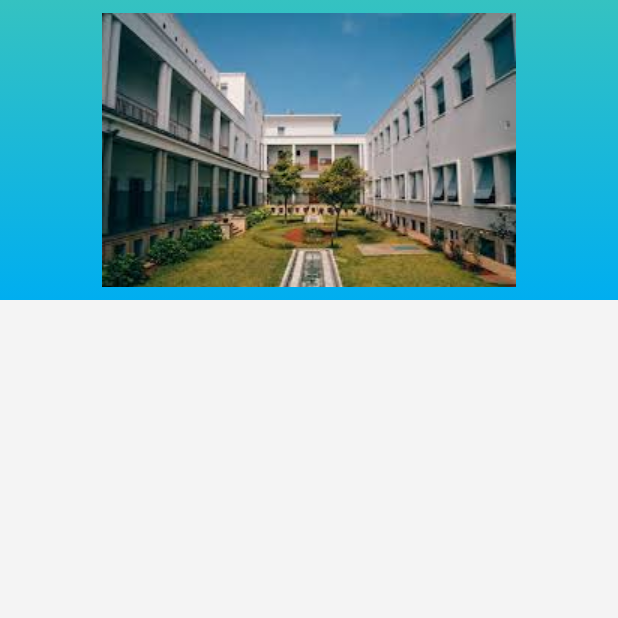
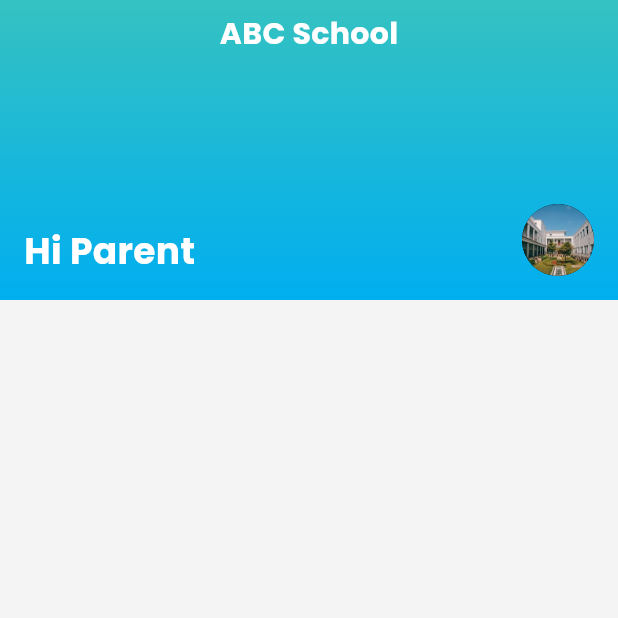
Before and after one commit to aswin-labs/AcadObs-Frontend, a Flutter app: the HomeScreen screen opened directly, on a phone screen of 412 x 824 dp, the top half of it. Run offline on Flutter 3.47's test engine with Material 3 defaults, Android fonts, the phone set to English and light mode, and no system bars; our stand-ins replace cached_network_image, dio, file_picker, flutter_image_compress, go_router, google_fonts and 6 more; network calls fail.

```diff
--- a/lib/features/parents/presentation/home_screen.dart
+++ b/lib/features/parents/presentation/home_screen.dart
@@ -6,7 +6,8 @@ class HomeScreen extends StatelessWidget {
   @override
   Widget build(BuildContext context) {
     return  Scaffold(
-      body: Column(
+      body: SingleChildScrollView(
+        child: Column(
           children: [
             Stack(
               children: [
@@ -19,12 +20,44 @@ class HomeScreen extends StatelessWidget {
                         end: Alignment.bottomCenter
                     )
                   ),
-                child: Image.asset("assets/school.jpg"),
-                )
+                  child: Align(
+                    alignment: Alignment.topCenter,
+                    child: Padding(
+                      padding: const EdgeInsets.all(8.0),
+                      child: Column(
+                        children: [
+                          Text("ABC School",style: TextStyle(
+                            color: Colors.white,
+                            fontSize: 20,
+                            fontWeight: FontWeight.bold,
+                          ),)
+                          // Image.asset("assets/school.jpg"),
+                        ],
+                      ),
+                    ),
+                  ),
+                  ),
+                  Positioned(
+                    left: 16,
+                    bottom: 16,
+                    child: Text("Hi Parent",style: TextStyle(
+                    fontWeight: FontWeight.bold,
+                    fontSize: 24,
+                    color: Colors.white,
+                  ),)),
+                  Positioned(
+                    // top: 16,
+                    right: 16,
+                    bottom: 16,
+                    child: CircleAvatar(
+                      radius: 24,
+                      backgroundImage: AssetImage("assets/school.jpg"),
+                  ))
               ],
             )
           ],
         ),
+      ),
     );
   }
 }
--- a/lib/shared/bottom_nav/presentation/bottom_nav_screen.dart
+++ b/lib/shared/bottom_nav/presentation/bottom_nav_screen.dart
@@ -57,7 +57,7 @@ class _BottomNavScreenState extends State<BottomNavScreen> {
         // EventsPage(),
         // NoticePage(),
         // PaymentSelection(),
-      //  HomeScreen(),
+       HomeScreen(),
         NoticeScreen(),
         EventListScreen(),
           // Center(child: Text("Parent")),
```
Lines whose indentation alone changed are shown as unchanged.
